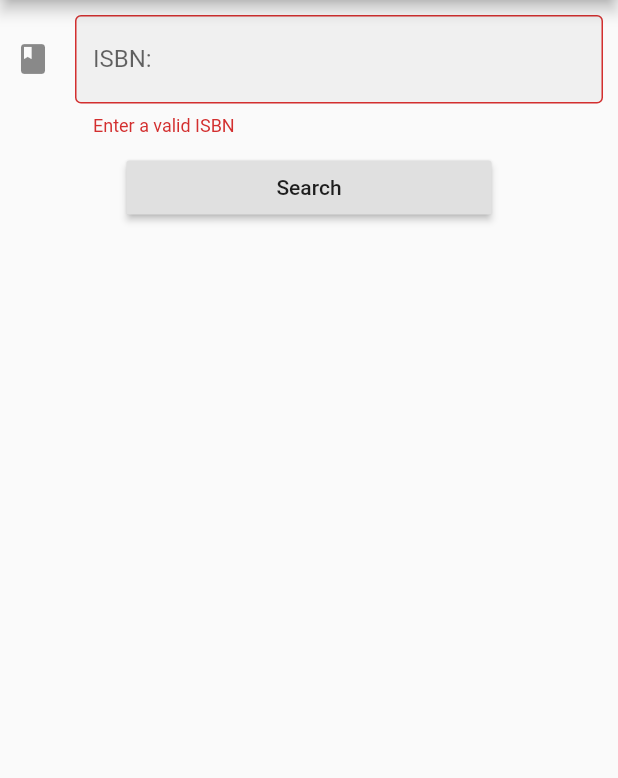
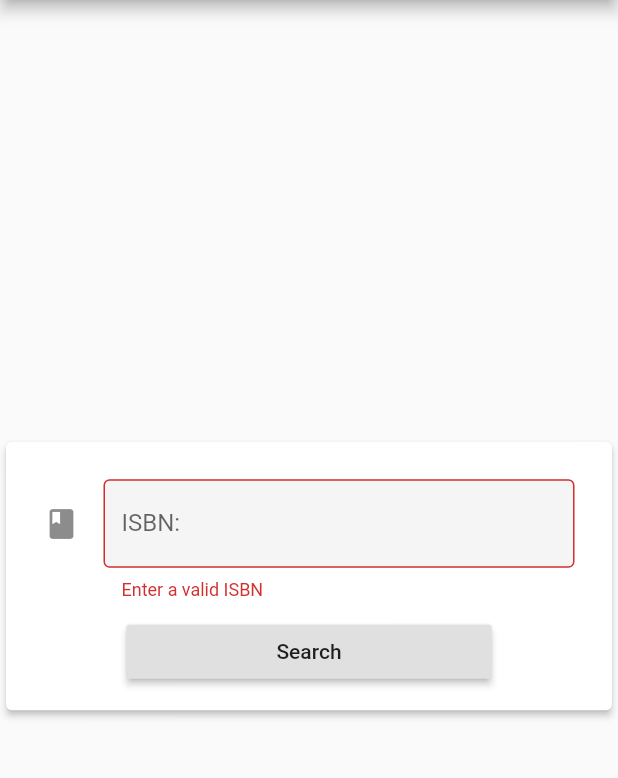
Before and after one commit to nate601/rapere-librum-frontend, a Flutter app: the screen it shows after launch, after a tap on "Search", on a phone screen of 412 x 824 dp, the part 84-862 px from its top. Run offline on Flutter 3.47's test engine with Material 2 defaults, Android fonts, the phone set to English and light mode, and no system bars.

Commit message:
Prettify formatting of IsbnForm

```diff
--- a/lib/main.dart
+++ b/lib/main.dart
@@ -46,12 +46,18 @@ class IsbnForm extends StatefulWidget {
 
 class _IsbnFormState extends State<IsbnForm> {
   final _formKey = GlobalKey<FormState>();
-
+  final _isbnController = TextEditingController();
   @override
   Widget build(BuildContext context) {
     return Form(
       key: _formKey,
+      child: Center(
+        child: Card(
+          elevation: 2.0,
+          child: Padding(
+            padding: const EdgeInsets.all(15.0),
             child: Column(
+              mainAxisSize: MainAxisSize.min,
               children: <Widget>[
                 Padding(
                   padding: const EdgeInsets.all(10.0),
@@ -63,26 +69,34 @@ class _IsbnFormState extends State<IsbnForm> {
                       icon: Icon(Icons.book),
                     ),
                     keyboardType: TextInputType.number,
-              validator: (String value) =>
-                  value.length == 10 || value.length == 13
-                      ? null
-                      : "Enter a valid ISBN",
+                    validator: isbnValidate,
                     autovalidate: true,
+                    controller: _isbnController,
                   ),
                 ),
                 RaisedButton(
-            child: Text("Search"),
+                  child: Text(
+                    "Search",
+                  ),
                   onPressed: isbnFormSubmit,
-            padding: EdgeInsets.symmetric(horizontal: 100),
-          )
+                  padding: EdgeInsets.symmetric(
+                    horizontal: 100,
+                  ),
+                ),
               ],
+            ),
+          ),
+        ),
       ),
     );
   }
 
+  String isbnValidate(String value) =>
+      value.length == 10 || value.length == 13 ? null : "Enter a valid ISBN";
+
   void isbnFormSubmit() {
     if (_formKey.currentState.validate()) {
-      print("Isbn");
+      print("Isbn: ${_isbnController.text}");
     } else {
       print("Invalid Isbn");
     }
```
Lines whose indentation alone changed are shown as unchanged.
